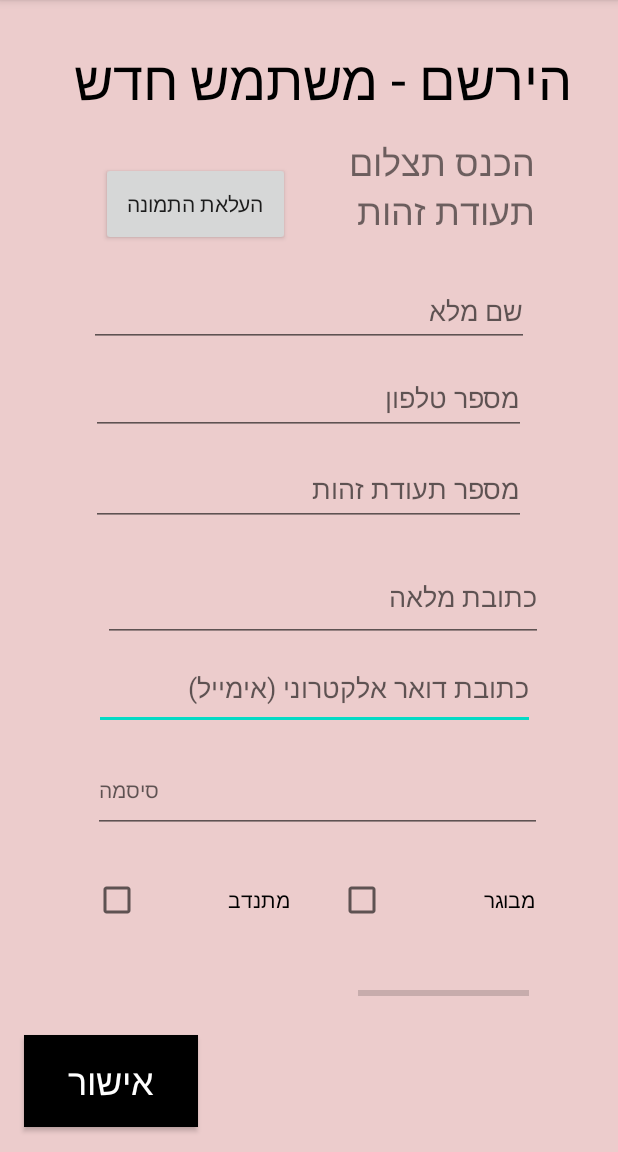
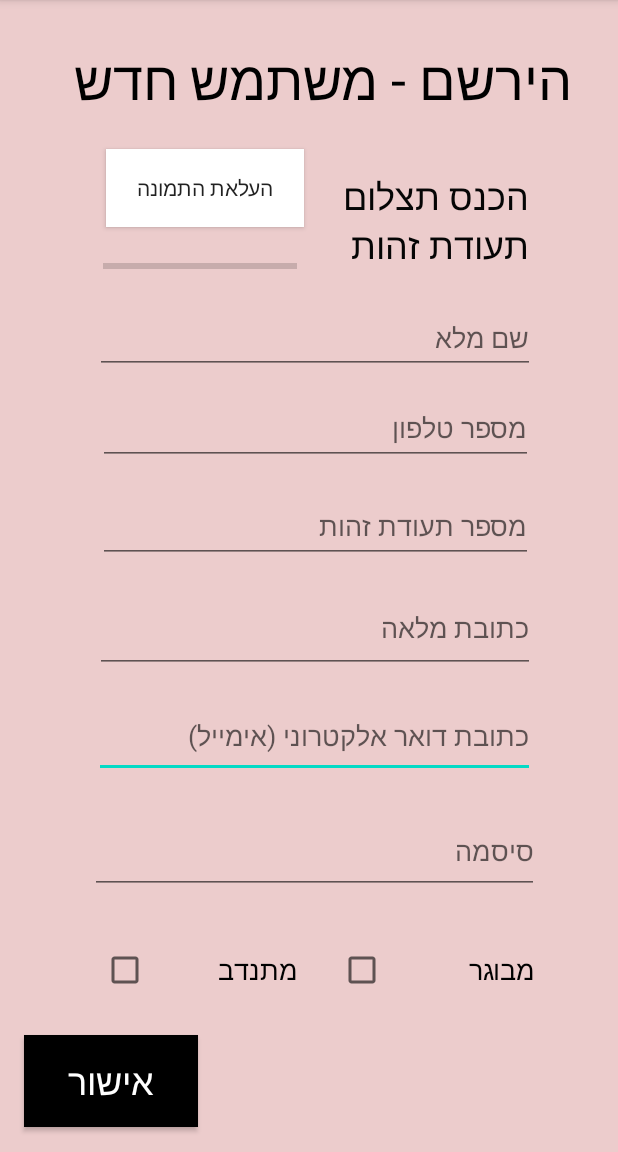
Before and after one commit to shiray29/WeHereShiraHadas, an Android app: the RegisterActivity screen opened directly, with no data from a screen before it, on a phone screen of 412 x 824 dp, the part 84-1236 px from its top. Run offline under Robolectric (Android 15) with nearby library versions, the phone set to English and light mode, and no system bars; our stand-ins replace Firebase (no records; nobody signed in at launch, a user with empty details on screens opened directly).

```diff
--- a/app/src/main/AndroidManifest.xml
+++ b/app/src/main/AndroidManifest.xml
@@ -2,7 +2,6 @@
 <manifest xmlns:android="http://schemas.android.com/apk/res/android"
     package="com.example.wehere">
 
-    <uses-permission android:name="android.permission.ACCESS_COARSE_LOCATION" />
     <uses-permission android:name="android.permission.INTERNET" />
     <uses-permission android:name="android.permission.READ_EXTERNAL_STORAGE" />
     <uses-permission android:name="android.permission.ACCESS_FINE_LOCATION" />
@@ -17,6 +16,7 @@
         android:label="@string/app_name"
         android:roundIcon="@mipmap/ic_launcher_round"
         android:supportsRtl="true"
+        android:usesCleartextTraffic="true"
         android:theme="@style/AppTheme">
 
         <meta-data android:name="com.google.android.geo.API_KEY"
--- a/app/src/main/java/com/example/wehere/MainActivity.java
+++ b/app/src/main/java/com/example/wehere/MainActivity.java
@@ -26,6 +26,12 @@ public class MainActivity extends AppCompatActivity implements View.OnClickListe
         FirebaseApp.initializeApp(this);
         firebaseAuth = FirebaseAuth.getInstance();
         databaseReference = FirebaseDatabase.getInstance().getReference();
+        /* FirebaseOptions options = new FirebaseOptions.Builder()
+                .setApplicationId("1:989905895690:android:0a1a507f6d6a540bdebaf3") // Required for Analytics.
+                .setProjectId("wehere2-1cc20") // Required for Firebase Installations.
+                .setApiKey("AIzaSyDGd03usaNMZXezcz35WY-aOYSDr-Tv6BU") // Required for Auth.
+                .build(); */
+        // FirebaseApp.initializeApp(this, options, "FIREBASE APP NAME");
         textViewWeHere = findViewById(R.id.textview_wehere);
         textViewWelcome = findViewById(R.id.textview_welcome);
         btnLogin = findViewById(R.id.btn_login);
--- a/app/src/main/res/layout/activity_edit_profile.xml
+++ b/app/src/main/res/layout/activity_edit_profile.xml
@@ -62,6 +62,7 @@
         android:layout_width="313dp"
         android:layout_height="62dp"
         android:ems="10"
+        android:gravity="right|center_vertical"
         android:hint="סיסמה"
         android:inputType="textPassword"
         android:textAppearance="@style/TextAppearance.AppCompat.Display1"
@@ -78,6 +79,7 @@
         android:layout_width="313dp"
         android:layout_height="62dp"
         android:ems="10"
+        android:gravity="right|center_vertical"
         android:hint="מספר טלפון"
         android:inputType="phone"
         android:textAppearance="@style/TextAppearance.AppCompat.Display1"
@@ -117,7 +119,7 @@
         android:textSize="30sp"
         app:layout_constraintBottom_toBottomOf="parent"
         app:layout_constraintEnd_toEndOf="parent"
-        app:layout_constraintHorizontal_bias="0.972"
+        app:layout_constraintHorizontal_bias="0.91"
         app:layout_constraintStart_toStartOf="parent"
         app:layout_constraintTop_toTopOf="parent"
         app:layout_constraintVertical_bias="0.916" />
--- a/app/src/main/res/layout/activity_login.xml
+++ b/app/src/main/res/layout/activity_login.xml
@@ -11,7 +11,7 @@
         android:id="@+id/textview_logintitle"
         android:layout_width="298dp"
         android:layout_height="122dp"
-        android:text="- משתמש קיים     התחבר"
+        android:text="משתמש קיים - התחבר"
         android:textColor="#000000"
         android:textIsSelectable="false"
         android:textSize="45dp"
@@ -42,8 +42,9 @@
         style="@android:style/Widget.Material.Light.AutoCompleteTextView"
         android:layout_width="275dp"
         android:layout_height="80dp"
-        android:background="#F1F1F1"
+        android:background="#FBFBFB"
         android:ems="10"
+        android:gravity="right|center_vertical"
         android:hint="סיסמא"
         android:inputType="textPassword"
         android:shadowColor="#100808"
--- a/app/src/main/res/layout/activity_register.xml
+++ b/app/src/main/res/layout/activity_register.xml
@@ -33,7 +33,7 @@
         app:layout_constraintHorizontal_bias="0.529"
         app:layout_constraintStart_toStartOf="parent"
         app:layout_constraintTop_toTopOf="parent"
-        app:layout_constraintVertical_bias="0.605" />
+        app:layout_constraintVertical_bias="0.65" />
 
     <EditText
         android:id="@+id/edittext_enterpassword"
@@ -42,16 +42,18 @@
         android:layout_height="57dp"
         android:autoText="false"
         android:ems="10"
+        android:gravity="right|center_vertical"
         android:hint="סיסמה"
         android:inputType="textPassword"
         android:keepScreenOn="false"
         android:textAppearance="@style/TextAppearance.AppCompat"
+        android:textSize="18sp"
         app:layout_constraintBottom_toBottomOf="parent"
         app:layout_constraintEnd_toEndOf="parent"
-        app:layout_constraintHorizontal_bias="0.553"
+        app:layout_constraintHorizontal_bias="0.535"
         app:layout_constraintStart_toStartOf="parent"
         app:layout_constraintTop_toTopOf="parent"
-        app:layout_constraintVertical_bias="0.701" />
+        app:layout_constraintVertical_bias="0.758" />
 
     <EditText
         android:id="@+id/edittext_fullname"
@@ -62,9 +64,10 @@
         android:inputType="textPersonName"
         app:layout_constraintBottom_toBottomOf="parent"
         app:layout_constraintEnd_toEndOf="parent"
+        app:layout_constraintHorizontal_bias="0.533"
         app:layout_constraintStart_toStartOf="parent"
         app:layout_constraintTop_toTopOf="parent"
-        app:layout_constraintVertical_bias="0.255" />
+        app:layout_constraintVertical_bias="0.28" />
 
     <EditText
         android:id="@+id/edittext_adress"
@@ -75,10 +78,10 @@
         android:inputType="textPersonName"
         app:layout_constraintBottom_toBottomOf="parent"
         app:layout_constraintEnd_toEndOf="parent"
-        app:layout_constraintHorizontal_bias="0.576"
+        app:layout_constraintHorizontal_bias="0.533"
         app:layout_constraintStart_toStartOf="parent"
         app:layout_constraintTop_toTopOf="parent"
-        app:layout_constraintVertical_bias="0.52" />
+        app:layout_constraintVertical_bias="0.549" />
 
     <EditText
         android:id="@+id/edittext_cellnum"
@@ -89,10 +92,10 @@
         android:inputType="number"
         app:layout_constraintBottom_toBottomOf="parent"
         app:layout_constraintEnd_toEndOf="parent"
-        app:layout_constraintHorizontal_bias="0.495"
+        app:layout_constraintHorizontal_bias="0.537"
         app:layout_constraintStart_toStartOf="parent"
         app:layout_constraintTop_toTopOf="parent"
-        app:layout_constraintVertical_bias="0.335" />
+        app:layout_constraintVertical_bias="0.363" />
 
     <EditText
         android:id="@+id/edittext_idnum"
@@ -103,50 +106,53 @@
         android:inputType="number"
         app:layout_constraintBottom_toBottomOf="parent"
         app:layout_constraintEnd_toEndOf="parent"
-        app:layout_constraintHorizontal_bias="0.495"
+        app:layout_constraintHorizontal_bias="0.537"
         app:layout_constraintStart_toStartOf="parent"
         app:layout_constraintTop_toTopOf="parent"
-        app:layout_constraintVertical_bias="0.419" />
+        app:layout_constraintVertical_bias="0.454" />
 
     <CheckBox
         android:id="@+id/checkbox_volunteer"
         android:layout_width="131dp"
         android:layout_height="57dp"
         android:text="מתנדב"
+        android:textSize="18sp"
         app:layout_constraintBottom_toBottomOf="parent"
         app:layout_constraintEnd_toEndOf="parent"
-        app:layout_constraintHorizontal_bias="0.221"
+        app:layout_constraintHorizontal_bias="0.239"
         app:layout_constraintStart_toStartOf="parent"
         app:layout_constraintTop_toTopOf="parent"
-        app:layout_constraintVertical_bias="0.804" />
+        app:layout_constraintVertical_bias="0.87" />
 
     <CheckBox
         android:id="@+id/checkbox_oldie"
         android:layout_width="131dp"
         android:layout_height="57dp"
         android:text="מבוגר"
+        android:textSize="18sp"
         app:layout_constraintBottom_toBottomOf="parent"
         app:layout_constraintEnd_toEndOf="parent"
         app:layout_constraintHorizontal_bias="0.803"
         app:layout_constraintStart_toStartOf="parent"
         app:layout_constraintTop_toTopOf="parent"
-        app:layout_constraintVertical_bias="0.804" />
+        app:layout_constraintVertical_bias="0.87" />
 
     <TextView
         android:id="@+id/textview_insertidphoto"
-        android:layout_width="136dp"
-        android:layout_height="79dp"
+        android:layout_width="127dp"
+        android:layout_height="73dp"
         android:clickable="true"
         android:contextClickable="true"
         android:focusable="true"
         android:text="הכנס תצלום תעודת זהות"
+        android:textColor="#050505"
         android:textSize="24sp"
         app:layout_constraintBottom_toBottomOf="parent"
         app:layout_constraintEnd_toEndOf="parent"
-        app:layout_constraintHorizontal_bias="0.8"
+        app:layout_constraintHorizontal_bias="0.792"
         app:layout_constraintStart_toStartOf="parent"
         app:layout_constraintTop_toTopOf="parent"
-        app:layout_constraintVertical_bias="0.133" />
+        app:layout_constraintVertical_bias="0.164" />
 
     <Button
         android:id="@+id/btn_confirm"
@@ -166,29 +172,31 @@
     <ProgressBar
         android:id="@+id/progress_bar"
         style="?android:attr/progressBarStyleHorizontal"
-        android:layout_width="114dp"
-        android:layout_height="32dp"
+        android:layout_width="129dp"
+        android:layout_height="23dp"
         android:layout_marginBottom="12dp"
-        app:layout_constraintBottom_toTopOf="@+id/btn_confirm"
+        app:layout_constraintBottom_toBottomOf="parent"
         app:layout_constraintEnd_toEndOf="parent"
-        app:layout_constraintHorizontal_bias="0.801"
+        app:layout_constraintHorizontal_bias="0.244"
         app:layout_constraintStart_toStartOf="parent"
         app:layout_constraintTop_toTopOf="parent"
-        app:layout_constraintVertical_bias="1.0" />
+        app:layout_constraintVertical_bias="0.227" />
 
     <Button
         android:id="@+id/btn_upload"
-        android:layout_width="126dp"
-        android:layout_height="56dp"
+        android:layout_width="132dp"
+        android:layout_height="52dp"
+        android:background="#F3F0F0"
+        android:backgroundTint="#FFFFFF"
         android:clickable="true"
         android:contextClickable="true"
         android:onClick="onClick"
         android:text="העלאת התמונה"
         app:layout_constraintBottom_toBottomOf="parent"
         app:layout_constraintEnd_toEndOf="parent"
-        app:layout_constraintHorizontal_bias="0.235"
+        app:layout_constraintHorizontal_bias="0.252"
         app:layout_constraintStart_toStartOf="parent"
         app:layout_constraintTop_toTopOf="parent"
-        app:layout_constraintVertical_bias="0.152" />
+        app:layout_constraintVertical_bias="0.139" />
 
 </androidx.constraintlayout.widget.ConstraintLayout>
--- a/app/src/main/res/values/map_api.xml
+++ b/app/src/main/res/values/map_api.xml
@@ -1,6 +1,6 @@
 <?xml version="1.0" encoding="utf-8"?>
 <resources>
     <string name="map_key" translatable="false" >
-        AIzaSyBnQfhvBoI5jDpUFbw1sbtrZvopa6g85uI
+        AIzaSyBuvDYnJ5yUD9taNaSgxuo33tSbZIqWiFc
     </string>
 </resources>
--- a/build.gradle
+++ b/build.gradle
@@ -7,6 +7,7 @@ buildscript {
     dependencies {
         classpath "com.android.tools.build:gradle:4.0.1"
         classpath 'com.google.gms:google-services:4.3.3'
+        classpath 'com.google.firebase:firebase-messaging:20.1.6'
 
         // NOTE: Do not place your application dependencies here; they belong
         // in the individual module build.gradle files
```
Also changed, not shown: app/build.gradle (+3 -5 lines), app/src/main/java/com/example/wehere/ExampleDialog.java (added, +57 -0 lines), app/src/main/java/com/example/wehere/RegisterActivity.java (+12 -6 lines), app/src/main/java/com/example/wehere/Search.java (+96 -61 lines), app/src/main/res/layout/activity_main.xml (+18 -18 lines), app/src/main/res/layout/popupsearch.xml (+3 -29 lines), 1 other file.
